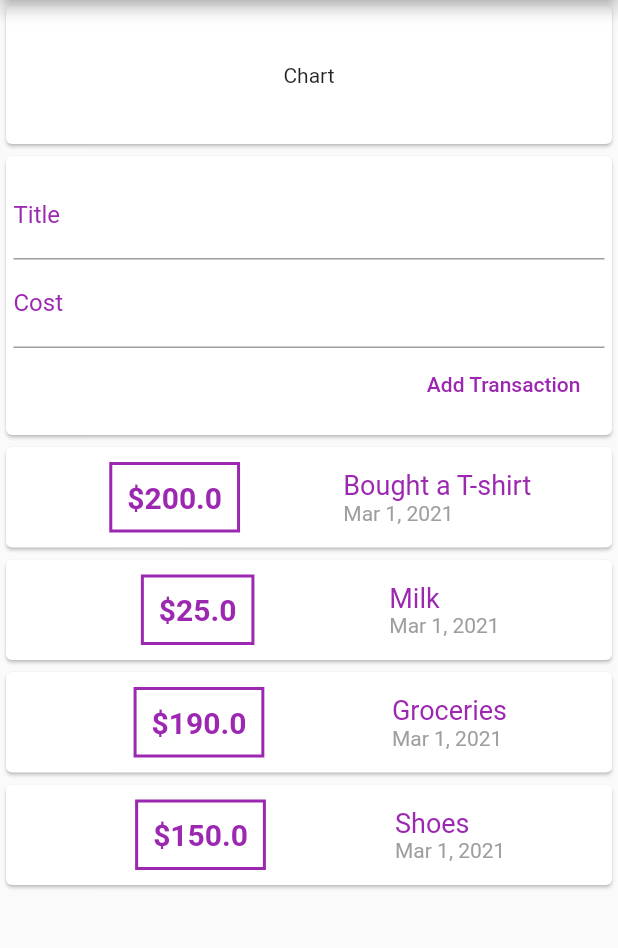
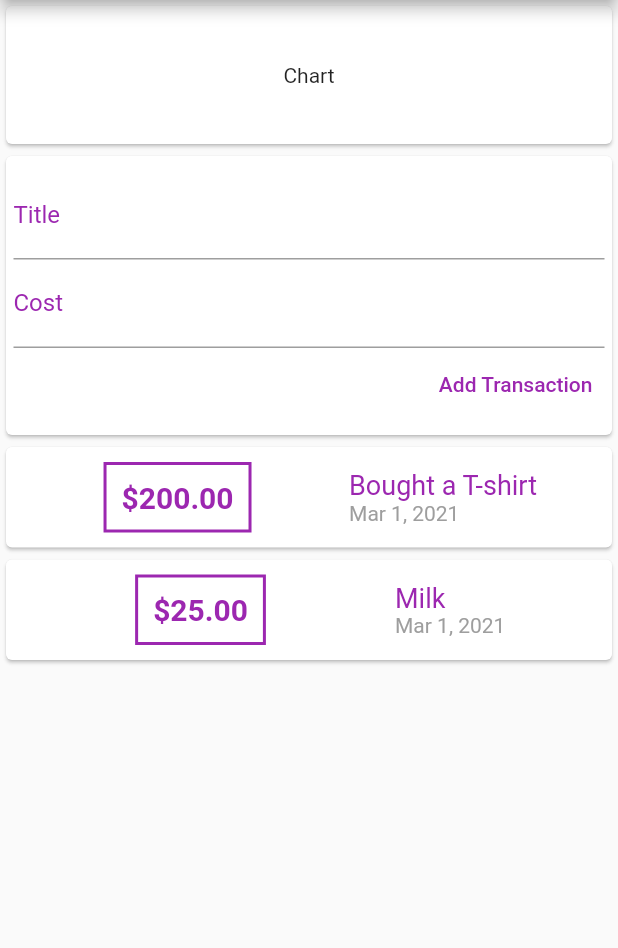
Before and after one commit to CodeHermyt/Hisaab_App, a Flutter app: the screen it shows after launch, after a tap on "Add Transaction", on a phone screen of 412 x 824 dp, the part 84-1032 px from its top. Run offline on Flutter 3.47's test engine with Material 2 defaults, Android fonts, the phone set to English and light mode, and no system bars.

Commit message:
Made some changes in UI

```diff
--- a/lib/screens/main_screen.dart
+++ b/lib/screens/main_screen.dart
@@ -9,6 +9,7 @@ class MainScreen extends StatelessWidget {
         title: Text("Hisaab"),
       ),
       body: SafeArea(
+        child: SingleChildScrollView(
           child: Column(
             //mainAxisAlignment: MainAxisAlignment.spaceEvenly,
             children: [
@@ -27,6 +28,7 @@ class MainScreen extends StatelessWidget {
             ],
           ),
         ),
+      ),
     );
   }
 }
--- a/lib/widgets/add_transactions.dart
+++ b/lib/widgets/add_transactions.dart
@@ -1,14 +1,23 @@
 import 'package:flutter/material.dart';
 
 class AddTransaction extends StatelessWidget {
-  const AddTransaction({
-    Key key,
-    @required this.titleController,
-    @required this.amountController,
-  }) : super(key: key);
+  AddTransaction(this.addTx);
 
-  final TextEditingController titleController;
-  final TextEditingController amountController;
+  final Function addTx;
+
+  final titleController = TextEditingController();
+
+  final amountController = TextEditingController();
+
+  void submitData() {
+    final titleText = titleController.text;
+    final amountText = double.parse(amountController.text);
+
+    if (titleText.isEmpty || amountText <= 0) {
+      return;
+    }
+    addTx(titleText, amountText);
+  }
 
   @override
   Widget build(BuildContext context) {
@@ -23,6 +32,7 @@ class AddTransaction extends StatelessWidget {
               decoration: InputDecoration(
                   labelText: "Title",
                   labelStyle: TextStyle(color: Colors.purple)),
+              onSubmitted: (_) => submitData(),
             ),
             TextField(
               controller: amountController,
@@ -32,12 +42,10 @@ class AddTransaction extends StatelessWidget {
                   color: Colors.purple,
                 ),
               ),
+              onSubmitted: (_) => submitData(),
             ),
-            FlatButton(
-                onPressed: () {
-                  print(titleController.text);
-                  print(amountController.text);
-                },
+            TextButton(
+                onPressed: submitData,
                 child: Text(
                   "Add Transaction",
                   style: TextStyle(
--- a/lib/widgets/transaction_list.dart
+++ b/lib/widgets/transaction_list.dart
@@ -4,18 +4,18 @@ import 'package:intl/intl.dart';
 
 class TransactionList extends StatelessWidget {
   const TransactionList({
-    Key key,
     @required this.transactions,
-  }) : super(key: key);
+  });
 
   final List<Transaction> transactions;
 
   @override
   Widget build(BuildContext context) {
-    return Column(
-      // mainAxisSize: MainAxisSize.min,
-      mainAxisAlignment: MainAxisAlignment.spaceEvenly,
-      children: transactions.map((tx) {
+    return Container(
+      height: 300,
+      child: ListView.builder(
+        itemCount: transactions.length,
+        itemBuilder: (ctx, index) {
           return Card(
             child: Row(
               mainAxisAlignment: MainAxisAlignment.spaceEvenly,
@@ -33,7 +33,7 @@ class TransactionList extends StatelessWidget {
                   ),
                   padding: EdgeInsets.all(10),
                   child: Text(
-                  '\$${tx.expense}',
+                    '\$${transactions[index].expense.toStringAsFixed(2)}',
                     style: TextStyle(
                       color: Colors.purple,
                       fontWeight: FontWeight.bold,
@@ -46,14 +46,14 @@ class TransactionList extends StatelessWidget {
                   mainAxisAlignment: MainAxisAlignment.spaceAround,
                   children: [
                     Text(
-                    tx.title,
+                      transactions[index].title,
                       style: TextStyle(
                         fontSize: 18,
                         color: Colors.purple,
                       ),
                     ),
                     Text(
-                    DateFormat.yMMMd().format(tx.date), //doesn't work
+                      DateFormat.yMMMd().format(transactions[index].date),
                       // tx.date.toString(),
                       style: TextStyle(
                         color: Colors.grey,
@@ -64,7 +64,8 @@ class TransactionList extends StatelessWidget {
               ],
             ),
           );
-      }).toList(),
+        },
+      ),
     );
   }
 }
--- a/lib/widgets/user_transaction.dart
+++ b/lib/widgets/user_transaction.dart
@@ -3,7 +3,12 @@ import '../model/transaction.dart';
 import 'add_transactions.dart';
 import 'transaction_list.dart';
 
-class UserTransactions extends StatelessWidget {
+class UserTransactions extends StatefulWidget {
+  @override
+  _UserTransactionsState createState() => _UserTransactionsState();
+}
+
+class _UserTransactionsState extends State<UserTransactions> {
   List<Transaction> transactions = [
     Transaction(
         id: "t1",
@@ -11,21 +16,31 @@ class UserTransactions extends StatelessWidget {
         expense: 200,
         date: DateTime.now()),
     Transaction(id: "t2", title: "Milk", expense: 25, date: DateTime.now()),
-    Transaction(
-        id: "t3", title: "Groceries", expense: 190, date: DateTime.now()),
-    Transaction(id: "t4", title: "Shoes", expense: 150, date: DateTime.now()),
+    // Transaction(
+    //     id: "t3", title: "Groceries", expense: 190, date: DateTime.now()),
+    // Transaction(id: "t4", title: "Shoes", expense: 150, date: DateTime.now()),
   ];
 
-  final titleController = TextEditingController();
-  final amountController = TextEditingController();
+  void _addTransaction(String txTitle, double txAmount) {
+    final newTx = Transaction(
+      id: DateTime.now().toString(),
+      title: txTitle,
+      expense: txAmount,
+      date: DateTime.now(),
+    );
+
+    setState(() {
+      transactions.add(newTx);
+    });
+
+    return;
+  }
 
   @override
   Widget build(BuildContext context) {
     return Column(
       children: [
-        AddTransaction(
-            titleController: titleController,
-            amountController: amountController),
+        AddTransaction(_addTransaction),
         TransactionList(transactions: transactions),
       ],
     );
```
Lines whose indentation alone changed are shown as unchanged.
